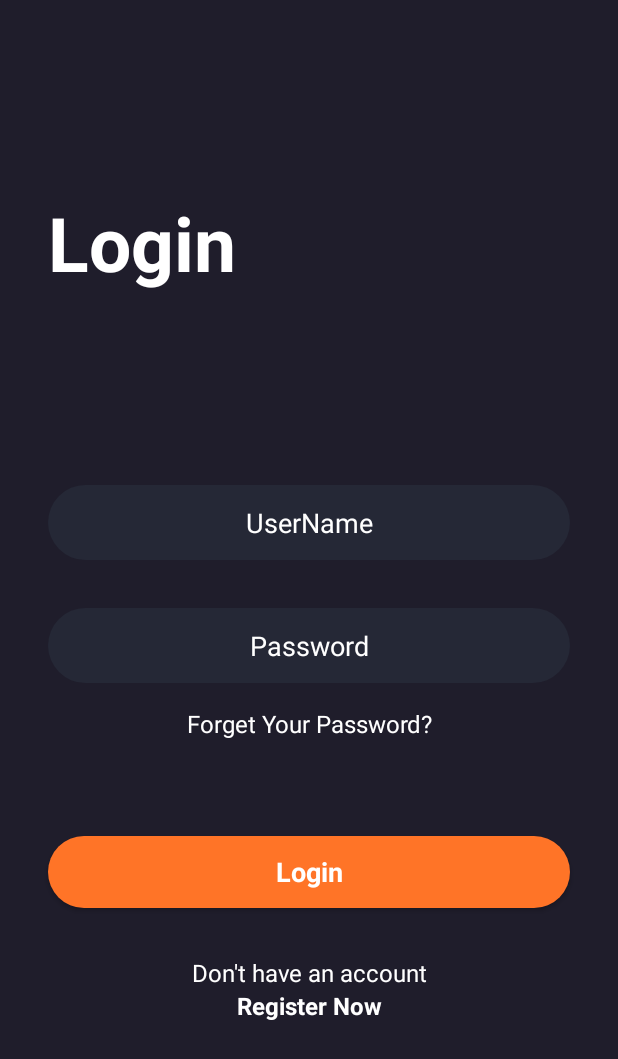
After one commit to goncalohenriques48/Filmes, an Android app: the LoginActivity screen opened directly, with no data from a screen before it, on a phone screen of 412 x 824 dp. The commit adds this screen. Shown: the top 1059 px of the screen. Run offline under Robolectric (Android 15) with nearby library versions, the phone set to English and light mode, and no system bars.

Commit message:
Página de Login

```diff
--- a/app/src/main/AndroidManifest.xml
+++ b/app/src/main/AndroidManifest.xml
@@ -13,6 +13,9 @@
         android:theme="@style/Theme.Filmes"
         tools:targetApi="31">
         <activity
+            android:name=".LoginActivity"
+            android:exported="false" />
+        <activity
             android:name=".MainActivity"
             android:exported="true">
             <intent-filter>
--- /dev/null
+++ b/app/src/main/java/pt/ipt/dam/filmes/LoginActivity.kt
@@ -0,0 +1,20 @@
+package pt.ipt.dam.filmes
+
+import android.os.Bundle
+import androidx.activity.enableEdgeToEdge
+import androidx.appcompat.app.AppCompatActivity
+import androidx.core.view.ViewCompat
+import androidx.core.view.WindowInsetsCompat
+
+class LoginActivity : AppCompatActivity() {
+    override fun onCreate(savedInstanceState: Bundle?) {
+        super.onCreate(savedInstanceState)
+        enableEdgeToEdge()
+        setContentView(R.layout.activity_login)
+        ViewCompat.setOnApplyWindowInsetsListener(findViewById(R.id.main)) { v, insets ->
+            val systemBars = insets.getInsets(WindowInsetsCompat.Type.systemBars())
+            v.setPadding(systemBars.left, systemBars.top, systemBars.right, systemBars.bottom)
+            insets
+        }
+    }
+}
--- /dev/null
+++ b/app/src/main/res/drawable/edittext_background.xml
@@ -0,0 +1,9 @@
+<?xml version="1.0" encoding="utf-8"?>
+<selector xmlns:android="http://schemas.android.com/apk/res/android">
+<item>
+    <shape android:shape="rectangle">
+        <solid android:color="@color/dark_blue"/>
+        <corners android:radius="50sp"/>
+    </shape>
+</item>
+</selector>
--- /dev/null
+++ b/app/src/main/res/layout/activity_login.xml
@@ -0,0 +1,113 @@
+<?xml version="1.0" encoding="utf-8"?>
+<androidx.constraintlayout.widget.ConstraintLayout xmlns:android="http://schemas.android.com/apk/res/android"
+    xmlns:app="http://schemas.android.com/apk/res-auto"
+    xmlns:tools="http://schemas.android.com/tools"
+    android:id="@+id/main"
+    android:layout_width="match_parent"
+    android:background="@color/main_color"
+    android:layout_height="match_parent"
+    tools:context=".LoginActivity">
+
+    <ScrollView
+        android:layout_width="match_parent"
+        android:layout_height="match_parent">
+
+        <LinearLayout
+            android:layout_width="match_parent"
+            android:layout_height="wrap_content"
+            android:orientation="vertical" >
+
+            <TextView
+                android:id="@+id/textView2"
+                android:layout_width="match_parent"
+                android:layout_height="wrap_content"
+                android:layout_marginStart="32dp"
+                android:layout_marginTop="128dp"
+                android:text="@string/login"
+                android:textColor="@color/white"
+                android:textSize="50sp"
+                android:textStyle="bold" />
+
+            <EditText
+                android:id="@+id/editTextText"
+                android:layout_width="match_parent"
+                android:layout_height="50dp"
+                android:hint="@string/username"
+                android:textAlignment="center"
+                android:textColor="@color/white"
+                android:textColorHint="@color/white"
+                android:ems="10"
+                android:background="@drawable/edittext_background"
+                android:layout_marginTop="128dp"
+                android:layout_marginStart="32dp"
+                android:layout_marginEnd="32dp"
+                android:inputType="text"
+                 />
+
+            <EditText
+                android:id="@+id/editTextPassword"
+                android:layout_width="match_parent"
+                android:layout_height="50dp"
+                android:hint="@string/password"
+                android:textAlignment="center"
+                android:textColor="@color/white"
+                android:textColorHint="@color/white"
+                android:ems="10"
+                android:background="@drawable/edittext_background"
+                android:layout_marginTop="32dp"
+                android:layout_marginStart="32dp"
+                android:layout_marginEnd="32dp"
+                android:inputType="textPassword"
+                />
+
+            <TextView
+                android:id="@+id/textView8"
+                android:layout_width="match_parent"
+                android:layout_height="wrap_content"
+                android:text="@string/forget_your_password"
+                android:textAlignment="center"
+                android:textColor="@color/white"
+                android:textSize="16sp"
+                android:layout_marginTop="16dp"
+
+                />
+
+            <androidx.appcompat.widget.AppCompatButton
+                android:id="@+id/button2"
+                style="@android:style/Widget.Button"
+                android:layout_marginTop="64dp"
+                android:layout_marginStart="32dp"
+                android:layout_marginEnd="32dp"
+                android:background="@drawable/orange_button_background"
+                android:textSize="18sp"
+                android:textStyle="bold"
+                android:textColor="@color/white"
+                android:layout_width="match_parent"
+                android:layout_height="wrap_content"
+                android:text="@string/login" />
+
+            <TextView
+                android:id="@+id/textView9"
+                android:layout_width="match_parent"
+                android:layout_height="wrap_content"
+                android:text="@string/don_t_have_an_account"
+                android:textColor="@color/white"
+                android:textSize="16sp"
+                android:textAlignment="center"
+                android:layout_marginTop="32dp" />
+
+            <TextView
+                android:id="@+id/textView10"
+                android:layout_width="match_parent"
+                android:layout_height="wrap_content"
+                android:text="@string/register_now"
+                android:textAlignment="center"
+                android:textColor="@color/white"
+                android:textSize="16sp"
+                android:textStyle="bold" />
+
+
+        </LinearLayout>
+    </ScrollView>
+
+</androidx.constraintlayout.widget.ConstraintLayout>
--- a/app/src/main/res/values/strings.xml
+++ b/app/src/main/res/values/strings.xml
@@ -7,4 +7,11 @@
     <string name="get_started">Get Started</string>
     <string name="start">Start</string>
     <string name="start2">Start2</string>
+
+    <string name="login">Login</string>
+    <string name="username">UserName</string>
+    <string name="password">Password</string>
+    <string name="forget_your_password">Forget Your Password?</string>
+    <string name="don_t_have_an_account">Don\'t have an account</string>
+    <string name="register_now">Register Now</string>
 </resources>
```
